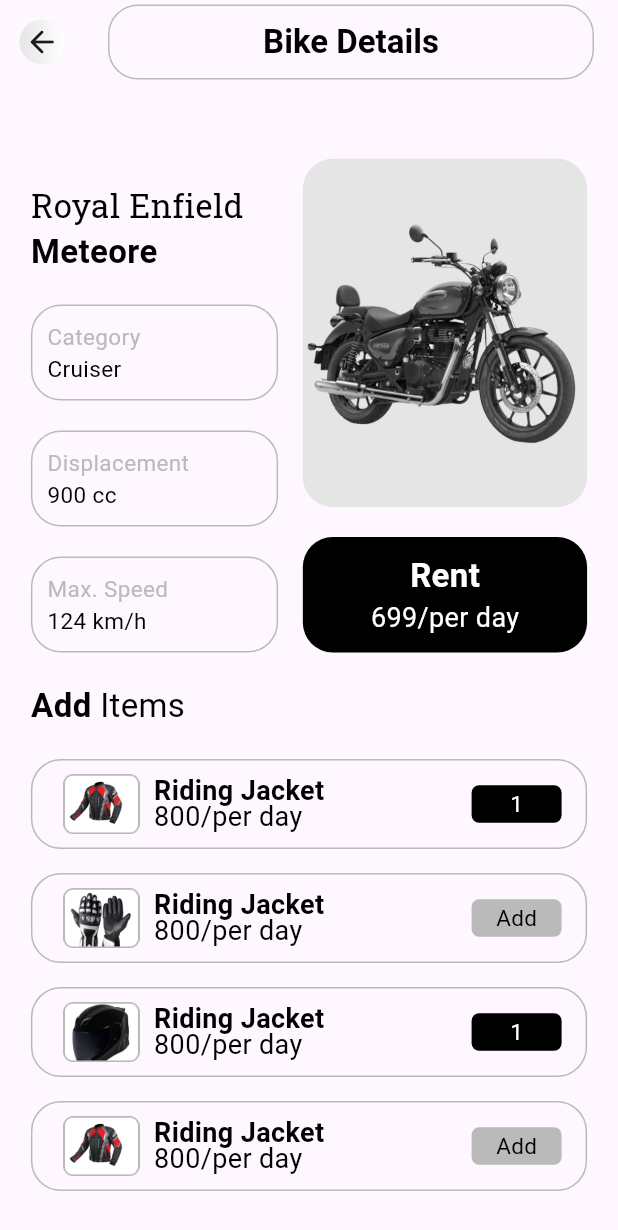
After one commit to venkylm10/rent_a_bike, a Flutter app: the screen it shows after launch, after a tap on "Meteore", on a phone screen of 412 x 824 dp. The commit adds this screen. Shown: the top 1230 px of the screen. Run offline on Flutter 3.47's test engine with Material 2 defaults, Android fonts, the phone set to English and light mode, and no system bars; our stand-ins replace flutter_riverpod, google_fonts; Roboto replaces fonts that are missing (Risque).

Commit message:
completed bike-details screen

```diff
--- a/lib/constants/assets.dart
+++ b/lib/constants/assets.dart
@@ -4,6 +4,7 @@ class Assets {
   static const map = 'assets/icons/map.png';
   static const wallet = 'assets/icons/wallet.png';
   static const settings = 'assets/icons/settings.png';
+  static const calendar = 'assets/icons/calendar.png';
   static const bikes = {
     'hayabusa': 'assets/images/bikes/hayabusa_suzuki.png',
     'classic_350': 'assets/images/bikes/classic_350.png',
--- a/lib/main.dart
+++ b/lib/main.dart
@@ -1,7 +1,9 @@
 import 'package:flutter/material.dart';
 import 'package:flutter_riverpod/flutter_riverpod.dart';
 import 'package:rent_a_bike/pages/home/home.dart';
+import 'package:rent_a_bike/routes.dart';
 
+final navigatorkey = GlobalKey<NavigatorState>();
 void main() {
   runApp(const ProviderScope(child: MyApp()));
 }
@@ -11,6 +13,7 @@ class MyApp extends StatelessWidget {
   @override
   Widget build(BuildContext context) {
     return MaterialApp(
+      navigatorKey: navigatorkey,
       debugShowCheckedModeBanner: false,
       title: 'Rent a Bike',
       theme: ThemeData(
@@ -18,6 +21,7 @@ class MyApp extends StatelessWidget {
         useMaterial3: true,
       ),
       home: const HomePage(),
+      routes: routes,
     );
   }
 }
--- a/lib/models/dummy_data.dart
+++ b/lib/models/dummy_data.dart
@@ -10,6 +10,8 @@
 //     available: map['available'] as bool,
 //   );
 // }
+
+import 'package:flutter_riverpod/flutter_riverpod.dart';
 
 final List<Map<String, dynamic>> bikes = [
   {
@@ -118,3 +120,32 @@ final List<Map<String, dynamic>> recentBikes = [
     'available': false,
   },
 ];
+
+final List<Map<String, dynamic>> itemList = [
+  {
+    'name': 'Riding Jacket',
+    'rent': 800,
+    'added': true,
+    'image': 'assets/images/items/riding_jacket.png',
+  },
+  {
+    'name': 'Riding Jacket',
+    'rent': 800,
+    'added': false,
+    'image': 'assets/images/items/riding_gloves.png',
+  },
+  {
+    'name': 'Riding Jacket',
+    'rent': 800,
+    'added': true,
+    'image': 'assets/images/items/helmet.png',
+  },
+  {
+    'name': 'Riding Jacket',
+    'rent': 800,
+    'added': false,
+    'image': 'assets/images/items/riding_jacket.png',
+  },
+];
+
+final itemsProvider = Provider((ref) => itemList);
--- /dev/null
+++ b/lib/pages/bike_details/bike_details.dart
@@ -0,0 +1,265 @@
+import 'package:flutter/material.dart';
+import 'package:google_fonts/google_fonts.dart';
+import 'package:rent_a_bike/constants/colors.dart';
+import 'package:rent_a_bike/constants/styles.dart';
+import 'package:rent_a_bike/main.dart';
+import 'package:rent_a_bike/models/bike_model.dart';
+import 'package:rent_a_bike/models/dummy_data.dart';
+import 'package:rent_a_bike/pages/checkout/checkout.dart';
+import 'package:rent_a_bike/widgets/global/app_bar.dart';
+
+class BikeDetailsPage extends StatelessWidget {
+  final BikeModel bike;
+  const BikeDetailsPage({super.key, required this.bike});
+
+  @override
+  Widget build(BuildContext context) {
+    final size = MediaQuery.of(context).size;
+    return Scaffold(
+      appBar: customAppBar('Bike Details'),
+      body: SingleChildScrollView(
+        scrollDirection: Axis.vertical,
+        child: Padding(
+          padding: EdgeInsets.symmetric(horizontal: size.width * 0.05),
+          child: Column(
+            mainAxisSize: MainAxisSize.min,
+            children: [
+              //details
+              SizedBox(
+                height: size.height * 0.46,
+                child: Row(
+                  mainAxisAlignment: MainAxisAlignment.spaceBetween,
+                  children: [
+                    //specs
+                    SizedBox(
+                      width: size.width * 0.4,
+                      child: Column(
+                        crossAxisAlignment: CrossAxisAlignment.start,
+                        mainAxisAlignment: MainAxisAlignment.end,
+                        children: [
+                          Text(
+                            bike.company,
+                            style: GoogleFonts.robotoSlab(
+                              textStyle: MyStyles.h2Normal,
+                            ),
+                          ),
+                          Text(
+                            bike.series,
+                            style: MyStyles.h2,
+                          ),
+                          const SizedBox(height: 20),
+                          specCard('Category', bike.category),
+                          const SizedBox(height: 20),
+                          specCard('Displacement', '${bike.displacement} cc'),
+                          const SizedBox(height: 20),
+                          specCard('Max. Speed', '${bike.maxSpeed} km/h'),
+                        ],
+                      ),
+                    ),
+
+                    // image
+                    Container(
+                      padding: const EdgeInsets.only(top: 20),
+                      width: size.width * 0.46,
+                      child: Column(
+                        mainAxisAlignment: MainAxisAlignment.end,
+                        children: [
+                          Container(
+                            padding: EdgeInsets.symmetric(
+                                vertical: size.width * 0.1),
+                            decoration: BoxDecoration(
+                              color: MyColors.grey2,
+                              borderRadius: BorderRadius.circular(20),
+                            ),
+                            child: Image.asset(
+                              bike.imagePath,
+                              fit: BoxFit.fitWidth,
+                            ),
+                          ),
+                          const SizedBox(height: 20),
+                          GestureDetector(
+                            onTap: () => Navigator.of(context).push(
+                              MaterialPageRoute(
+                                builder: (context) => const CheckOutPage(),
+                              ),
+                            ),
+                            child: Container(
+                              padding: const EdgeInsets.all(10),
+                              width: double.infinity,
+                              decoration: BoxDecoration(
+                                color: MyColors.blackColor,
+                                borderRadius: BorderRadius.circular(20),
+                              ),
+                              child: Column(
+                                crossAxisAlignment: CrossAxisAlignment.center,
+                                mainAxisAlignment: MainAxisAlignment.center,
+                                children: [
+                                  Text(
+                                    "Rent",
+                                    style: MyStyles.h2.copyWith(
+                                      color: MyColors.whiteColor,
+                                    ),
+                                  ),
+                                  Row(
+                                    mainAxisSize: MainAxisSize.min,
+                                    children: [
+                                      Text(
+                                        '${bike.rent}/',
+                                        style: GoogleFonts.risque(
+                                          textStyle: MyStyles.h3Normal.copyWith(
+                                            color: MyColors.whiteColor,
+                                          ),
+                                        ),
+                                      ),
+                                      Text(
+                                        'per day',
+                                        style: MyStyles.h3Normal.copyWith(
+                                          color: MyColors.whiteColor,
+                                        ),
+                                      ),
+                                    ],
+                                  )
+                                ],
+                              ),
+                            ),
+                          ),
+                        ],
+                      ),
+                    )
+                  ],
+                ),
+              ),
+              // add items
+              const SizedBox(height: 20),
+              Row(
+                children: [
+                  Text("Add", style: MyStyles.h2),
+                  Text(" Items", style: MyStyles.h2Normal),
+                ],
+              ),
+              const SizedBox(height: 20),
+              Column(
+                mainAxisSize: MainAxisSize.min,
+                children:
+                    List.generate(itemList.length, (index) => itemCard(index)),
+              )
+            ],
+          ),
+        ),
+      ),
+    );
+  }
+
+  Widget itemCard(int index) {
+    final item = itemList[index];
+    bool added = item['added'];
+    return Container(
+      height: 60,
+      padding: const EdgeInsets.symmetric(
+        horizontal: 16,
+      ),
+      margin: const EdgeInsets.only(bottom: 16),
+      decoration: BoxDecoration(
+        borderRadius: BorderRadius.circular(20),
+        border: Border.all(
+          color: MyColors.grey3,
+        ),
+      ),
+      child: Row(
+        mainAxisAlignment: MainAxisAlignment.spaceBetween,
+        children: [
+          Row(
+            mainAxisSize: MainAxisSize.min,
+            children: [
+              Container(
+                height: 40,
+                width: 60,
+                padding: const EdgeInsets.symmetric(
+                  horizontal: 2,
+                ),
+                decoration: BoxDecoration(
+                  borderRadius: BorderRadius.circular(5),
+                ),
+                child: Image.asset(
+                  item['image'],
+                ),
+              ),
+              const SizedBox(width: 5),
+              Column(
+                crossAxisAlignment: CrossAxisAlignment.start,
+                mainAxisAlignment: MainAxisAlignment.center,
+                children: [
+                  Text(
+                    item['name'],
+                    style: MyStyles.h3.copyWith(height: 0.95),
+                  ),
+                  Row(
+                    crossAxisAlignment: CrossAxisAlignment.center,
+                    children: [
+                      Text(
+                        '${item['rent']}/',
+                        style: GoogleFonts.risque(
+                          textStyle: MyStyles.h3Normal,
+                          height: 1,
+                        ),
+                      ),
+                      Text(
+                        'per day',
+                        style: MyStyles.h3Normal.copyWith(
+                          height: 1,
+                        ),
+                      ),
+                    ],
+                  )
+                ],
+              )
+            ],
+          ),
+          Container(
+            constraints: const BoxConstraints(
+              minWidth: 60,
+            ),
+            padding: const EdgeInsets.symmetric(horizontal: 6, vertical: 2),
+            decoration: BoxDecoration(
+              color: added ? MyColors.blackColor : MyColors.grey3,
+              borderRadius: BorderRadius.circular(5),
+            ),
+            child: Text(
+              added ? "1" : "Add",
+              textAlign: TextAlign.center,
+              style: MyStyles.h4Normal.copyWith(
+                color: added ? MyColors.whiteColor : MyColors.blackColor,
+              ),
+            ),
+          )
+        ],
+      ),
+    );
+  }
+
+  Widget specCard(String heading, String subHeading) {
+    return Container(
+      padding: const EdgeInsets.all(10),
+      decoration: BoxDecoration(
+        borderRadius: BorderRadius.circular(20),
+        border: Border.all(color: MyColors.grey3),
+      ),
+      child: Row(
+        mainAxisAlignment: MainAxisAlignment.start,
+        children: [
+          Column(
+            crossAxisAlignment: CrossAxisAlignment.start,
+            mainAxisSize: MainAxisSize.min,
+            children: [
+              Text(
+                heading,
+                style: MyStyles.h4Normal.copyWith(color: MyColors.grey3),
+              ),
+              Text(subHeading, style: MyStyles.h4Normal)
+            ],
+          ),
+        ],
+      ),
+    );
+  }
+}
--- /dev/null
+++ b/lib/pages/checkout/checkout.dart
@@ -0,0 +1,72 @@
+import 'package:flutter/material.dart';
+import 'package:rent_a_bike/constants/assets.dart';
+import 'package:rent_a_bike/constants/colors.dart';
+import 'package:rent_a_bike/constants/styles.dart';
+import 'package:rent_a_bike/widgets/global/app_bar.dart';
+
+class CheckOutPage extends StatelessWidget {
+  static const id = '/checkout';
+  const CheckOutPage({super.key});
+
+  @override
+  Widget build(BuildContext context) {
+    return Scaffold(
+      appBar: customAppBar('Check Out'),
+      body: SingleChildScrollView(
+        child: Padding(
+          padding: const EdgeInsets.symmetric(horizontal: 20),
+          child: Column(
+            children: [
+              const SizedBox(height: 20),
+              Container(
+                height: 400,
+                padding: const EdgeInsets.all(10),
+                decoration: BoxDecoration(
+                  color: MyColors.grey3,
+                  borderRadius: BorderRadius.circular(20),
+                ),
+                child: Column(
+                  children: [
+                    Container(
+                      height: 80,
+                      width: double.infinity,
+                      decoration: BoxDecoration(
+                        color: MyColors.grey2,
+                        borderRadius: BorderRadius.circular(20),
+                      ),
+                      child: Row(
+                        mainAxisAlignment: MainAxisAlignment.center,
+                        children: [
+                          Column(
+                            children: [
+                              Text(
+                                "Start Date",
+                                style: MyStyles.h3Normal.copyWith(
+                                  color: MyColors.grey3,
+                                ),
+                              ),
+                              Text(
+                                "09-06-2021",
+                                style: MyStyles.h3Normal,
+                              ),
+                            ],
+                          ),
+                          const SizedBox(width: 20),
+                          Image.asset(
+                            Assets.calendar,
+                            color: MyColors.blackColor,
+                            height: 30,
+                          ),
+                        ],
+                      ),
+                    )
+                  ],
+                ),
+              ),
+            ],
+          ),
+        ),
+      ),
+    );
+  }
+}
--- a/lib/pages/home/tabs/home_tab.dart
+++ b/lib/pages/home/tabs/home_tab.dart
@@ -7,6 +7,7 @@ import 'package:rent_a_bike/constants/styles.dart';
 import 'package:rent_a_bike/globals/bike_types.dart';
 import 'package:rent_a_bike/models/bike_model.dart';
 import 'package:rent_a_bike/models/dummy_data.dart';
+import 'package:rent_a_bike/pages/bike_details/bike_details.dart';
 
 class HomeTab extends ConsumerWidget {
   static const id = '/home_tab';
@@ -76,8 +77,8 @@ class HomeTab extends ConsumerWidget {
             SingleChildScrollView(
               scrollDirection: Axis.horizontal,
               child: Row(
-                children: List.generate(
-                    popularBikes.length, (index) => popularBikeTile(index)),
+                children: List.generate(popularBikes.length,
+                    (index) => popularBikeTile(index, context)),
               ),
             ),
             const SizedBox(height: 20),
@@ -97,7 +98,7 @@ class HomeTab extends ConsumerWidget {
                   Column(
                     children: List.generate(
                       recentBikes.length,
-                      (index) => recentlyViewedBike(index),
+                      (index) => recentlyViewedBike(index, context),
                     ),
                   ),
                 ],
@@ -109,10 +110,17 @@ class HomeTab extends ConsumerWidget {
     );
   }
 
-  Widget popularBikeTile(int index) {
+  Widget popularBikeTile(int index, BuildContext context) {
     final populars = popularBikes.length;
     final bike = BikeModel.fromMap(popularBikes[index]);
-    return Container(
+    return GestureDetector(
+      onTap: () => Navigator.push(
+        context,
+        MaterialPageRoute(
+          builder: (context) => BikeDetailsPage(bike: bike),
+        ),
+      ),
+      child: Container(
         width: 160,
         height: 280,
         padding: const EdgeInsets.symmetric(vertical: 10),
@@ -155,6 +163,7 @@ class HomeTab extends ConsumerWidget {
               ),
             )
           ],
+        ),
       ),
     );
   }
@@ -230,10 +239,17 @@ class HomeTab extends ConsumerWidget {
     );
   }
 
-  Widget recentlyViewedBike(int index) {
+  Widget recentlyViewedBike(int index, BuildContext context) {
     final bike = BikeModel.fromMap(recentBikes[index]);
     final available = bike.available;
-    return Container(
+    return GestureDetector(
+      onTap: () => Navigator.push(
+        context,
+        MaterialPageRoute(
+          builder: (context) => BikeDetailsPage(bike: bike),
+        ),
+      ),
+      child: Container(
         height: 60,
         padding: const EdgeInsets.symmetric(
           horizontal: 16,
@@ -313,6 +329,7 @@ class HomeTab extends ConsumerWidget {
             )
           ],
         ),
+      ),
     );
   }
 }
--- a/lib/routes.dart
+++ b/lib/routes.dart
@@ -1,7 +1,9 @@
+import 'package:rent_a_bike/pages/checkout/checkout.dart';
 import 'package:rent_a_bike/pages/home/home.dart';
 import 'package:rent_a_bike/pages/home/tabs/home_tab.dart';
 
 final routes = {
   HomePage.id: (context) => const HomePage(),
   HomeTab.id: (context) => HomeTab(),
+  CheckOutPage.id: (context) => const CheckOutPage(),
 };
--- /dev/null
+++ b/lib/widgets/global/app_bar.dart
@@ -0,0 +1,25 @@
+import 'package:flutter/material.dart';
+import 'package:rent_a_bike/constants/colors.dart';
+import 'package:rent_a_bike/constants/styles.dart';
+import 'package:rent_a_bike/widgets/global/back_button.dart';
+
+AppBar customAppBar(String title) {
+  return AppBar(
+    leading: const CustomBackButton(),
+    title: Expanded(
+      child: Container(
+        padding: const EdgeInsets.all(10),
+        decoration: BoxDecoration(
+          border: Border.all(color: MyColors.grey3),
+          borderRadius: BorderRadius.circular(20),
+        ),
+        child: Center(
+          child: Text(
+            title,
+            style: MyStyles.h2,
+          ),
+        ),
+      ),
+    ),
+  );
+}
--- /dev/null
+++ b/lib/widgets/global/back_button.dart
@@ -0,0 +1,38 @@
+import 'package:flutter/material.dart';
+import 'package:rent_a_bike/constants/colors.dart';
+
+class CustomBackButton extends StatelessWidget {
+  const CustomBackButton({super.key});
+
+  @override
+  Widget build(BuildContext context) {
+    return GestureDetector(
+      onTap: () => Navigator.of(context).pop(),
+      child: Stack(
+        children: [
+          Align(
+            alignment: Alignment.center,
+            child: Container(
+              height: 30,
+              width: 30,
+              decoration: BoxDecoration(
+                  borderRadius: BorderRadius.circular(15),
+                  gradient: const LinearGradient(
+                    begin: Alignment.centerLeft,
+                    end: Alignment.centerRight,
+                    colors: [
+                      MyColors.grey2,
+                      MyColors.whiteColor,
+                    ],
+                  )),
+            ),
+          ),
+          Align(
+            alignment: Alignment.center,
+            child: const Icon(Icons.arrow_back_rounded),
+          )
+        ],
+      ),
+    );
+  }
+}
--- a/pubspec.yaml
+++ b/pubspec.yaml
@@ -66,6 +66,7 @@ flutter:
     - assets/images/
     - assets/icons/
     - assets/images/bikes/
+    - assets/images/items/
 
   # An image asset can refer to one or more resolution-specific "variants", see
   # https://flutter.dev/assets-and-images/#resolution-aware
```
Also changed, not shown: assets/icons/calendar.png (added), assets/images/items/helmet.png (added), assets/images/items/riding_gloves.png (added), assets/images/items/riding_jacket.png (added), lib/pages/bike_detail.dart (deleted), lib/pages/bike_detail/bike_detail.dart (deleted). Lines whose indentation alone changed are shown as unchanged.
